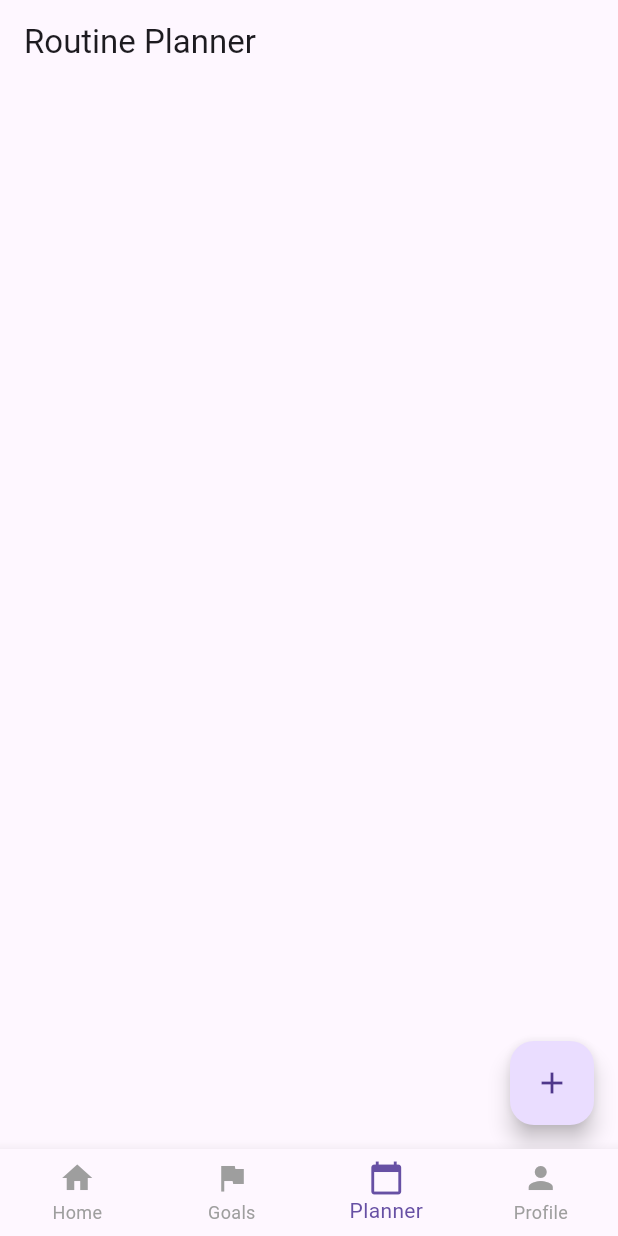
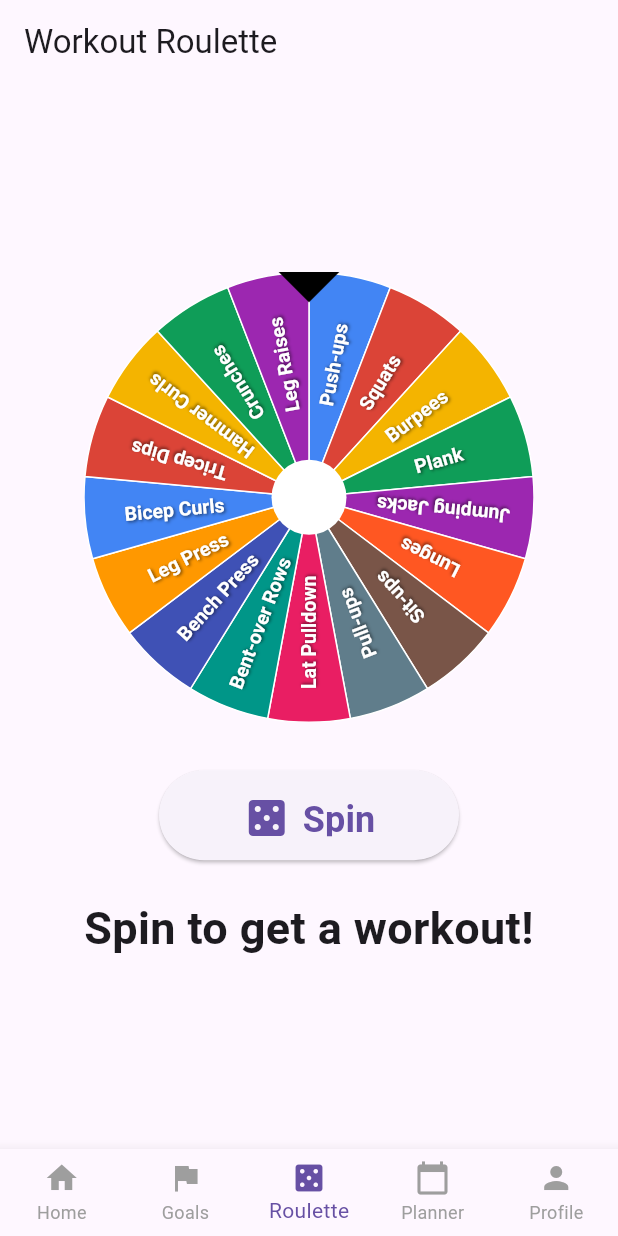
Before and after one commit to Lordbeejay/FitTrackPro_FinalProject, a Flutter app: the DashboardPage screen opened directly with empty values, item 3 of the bottom bar chosen, on a phone screen of 412 x 824 dp. Run offline on Flutter 3.47's test engine with Material 3 defaults, Android fonts, the phone set to English and light mode, and no system bars; our stand-ins replace flutter_local_notifications, image_picker, shared_preferences; accounts and stored records are empty.

Commit message:
[MODIFICATION] Workout Roulette

```diff
--- a/workout_logger/lib/features/dashboard/dashboard_page.dart
+++ b/workout_logger/lib/features/dashboard/dashboard_page.dart
@@ -6,6 +6,7 @@ import 'package:workout_logger/features/profile/profile_page.dart';
 import 'package:workout_logger/features/auth/login/login_page.dart';
 import 'package:workout_logger/core/services/auth_service.dart';
 import 'package:workout_logger/core/services/xp_service.dart';
+import 'package:workout_logger/features/workout/roulette/workout_roulette_page.dart';
 
 class DashboardPage extends StatefulWidget {
   final String username;
@@ -81,8 +82,10 @@ class _DashboardPageState extends State<DashboardPage> {
       case 1:
         return GoalsPage();
       case 2:
+        return WorkoutRoulettePage();
+      case 3:
         return RoutinePlannerPage();
-      case 3:
+      case 4:
         return ProfilePage(
           username: widget.username,
           onLogout: _confirmLogout,
@@ -109,7 +112,9 @@ class _DashboardPageState extends State<DashboardPage> {
         items: const [
           BottomNavigationBarItem(icon: Icon(Icons.home), label: 'Home'),
           BottomNavigationBarItem(icon: Icon(Icons.flag), label: 'Goals'),
-          BottomNavigationBarItem(icon: Icon(Icons.calendar_today), label: 'Planner'),
+          BottomNavigationBarItem(icon: Icon(Icons.casino), label: 'Roulette'),
+          BottomNavigationBarItem(
+              icon: Icon(Icons.calendar_today), label: 'Planner'),
           BottomNavigationBarItem(icon: Icon(Icons.person), label: 'Profile'),
         ],
       ),
--- /dev/null
+++ b/workout_logger/lib/features/workout/roulette/roulette_controller.dart
@@ -0,0 +1,31 @@
+import 'dart:math';
+import 'roulette_model.dart';
+import 'roulette_services.dart';
+
+class RouletteController {
+  final WorkoutService _workoutService = WorkoutService();
+  double angle = 0;
+  String? selectedWorkout;
+  bool spinning = false;
+
+  List<Workout> get workouts => _workoutService.getWorkouts();
+
+  double spin() {
+    final random = Random();
+    final spins = 5 + random.nextInt(5);
+    final targetAngle = spins * 2 * pi + random.nextDouble() * 2 * pi;
+    angle = targetAngle;
+    spinning = true;
+    return angle;
+  }
+
+  void selectWorkout() {
+    final normalizedAngle = angle % (2 * pi);
+    final anglePerItem = 2 * pi / workouts.length;
+    int selectedIndex =
+        ((workouts.length - (normalizedAngle / anglePerItem)) % workouts.length)
+            .floor();
+    selectedWorkout = workouts[selectedIndex].name;
+    spinning = false;
+  }
+}
--- /dev/null
+++ b/workout_logger/lib/features/workout/roulette/roulette_model.dart
@@ -0,0 +1,4 @@
+class Workout {
+  final String name;
+  Workout(this.name);
+}
--- /dev/null
+++ b/workout_logger/lib/features/workout/roulette/roulette_services.dart
@@ -0,0 +1,28 @@
+import 'dart:math';
+import 'roulette_model.dart';
+
+class WorkoutService {
+  final List<Workout> _workouts = [
+    Workout('Push-ups'),
+    Workout('Squats'),
+    Workout('Burpees'),
+    Workout('Plank'),
+    Workout('Jumping Jacks'),
+    Workout('Lunges'),
+    Workout('Sit-ups'),
+    Workout('Pull-ups'),
+    Workout('Lat Pulldown'),
+    Workout('Bent-over Rows'),
+    Workout('Bench Press'),
+    Workout('Leg Press'),
+    Workout('Bicep Curls'),
+    Workout('Tricep Dips'),
+    Workout('Hammer Curls'),
+    Workout('Crunches'),
+    Workout('Leg Raises'),
+  ];
+
+  List<Workout> getWorkouts() => List.unmodifiable(_workouts);
+
+  int getRandomIndex() => Random().nextInt(_workouts.length);
+}
--- /dev/null
+++ b/workout_logger/lib/features/workout/roulette/workout_roulette_page.dart
@@ -0,0 +1,229 @@
+import 'dart:math';
+import 'package:flutter/material.dart';
+import 'roulette_controller.dart';
+
+void _drawSegmentText(Canvas canvas, String text, double startAngle,
+    double sweepAngle, double radius) {
+  canvas.save();
+
+  final textStyle = TextStyle(
+    color: Colors.white,
+    fontSize: 13,
+    fontWeight: FontWeight.bold,
+    shadows: [
+      Shadow(
+        blurRadius: 2,
+        color: Colors.black54,
+        offset: Offset(1, 1),
+      ),
+    ],
+  );
+
+  final textPainter = TextPainter(
+    text: TextSpan(text: text, style: textStyle),
+    textDirection: TextDirection.ltr,
+  );
+  textPainter.layout();
+
+  final textWidth = textPainter.width;
+  final textHeight = textPainter.height;
+  final centerAngle = startAngle + sweepAngle / 2;
+  final textRadius = radius * 0.6;
+  final x = cos(centerAngle) * textRadius;
+  final y = sin(centerAngle) * textRadius;
+
+  canvas.translate(x, y);
+  canvas.rotate(centerAngle);
+
+  if (centerAngle > pi / 2 && centerAngle < 3 * pi / 2) {
+    canvas.rotate(pi);
+  }
+
+  textPainter.paint(canvas, Offset(-textWidth / 2, -textHeight / 2));
+
+  canvas.restore();
+}
+
+class WorkoutRoulettePage extends StatefulWidget {
+  const WorkoutRoulettePage({Key? key}) : super(key: key);
+
+  @override
+  State<WorkoutRoulettePage> createState() => _WorkoutRoulettePageState();
+}
+
+class _WorkoutRoulettePageState extends State<WorkoutRoulettePage> {
+  final RouletteController _controller = RouletteController();
+  double _angle = 0;
+  bool _spinning = false;
+
+  void _spinRoulette() {
+    if (_spinning) return;
+    setState(() {
+      _spinning = true;
+      _angle = _controller.spin();
+    });
+
+    Future.delayed(const Duration(seconds: 2), () {
+      setState(() {
+        _controller.selectWorkout();
+        _spinning = false;
+      });
+    });
+  }
+
+  @override
+  Widget build(BuildContext context) {
+    final size = 300.0;
+    final workouts = _controller.workouts;
+    return Scaffold(
+      appBar: AppBar(
+        title: const Text('Workout Roulette'),
+      ),
+      body: Center(
+        child: Column(
+          mainAxisAlignment: MainAxisAlignment.center,
+          children: [
+            TweenAnimationBuilder<double>(
+              tween: Tween<double>(begin: 0, end: _angle),
+              duration: const Duration(seconds: 2),
+              curve: Curves.easeOutCubic,
+              builder: (context, value, child) {
+                return Stack(
+                  alignment: Alignment.center,
+                  children: [
+                    // wheel
+                    CustomPaint(
+                      size: Size(size, size),
+                      painter: _WheelPainter(
+                        workouts: workouts,
+                        angle: value,
+                      ),
+                    ),
+                    // arrow pointer
+                    Positioned(
+                      top: -55,
+                      left: (size / 2) - 60,
+                      child: Icon(
+                        Icons.arrow_drop_down,
+                        size: 120,
+                        color: Colors.black,
+                      ),
+                    ),
+                  ],
+                );
+              },
+            ),
+            const SizedBox(height: 32),
+            SizedBox(
+              width: 200,
+              height: 60,
+              child: ElevatedButton.icon(
+                onPressed: _spinning ? null : _spinRoulette,
+                icon: Icon(Icons.casino, size: 32),
+                label: const Text(
+                  'Spin',
+                  style: TextStyle(fontSize: 24, fontWeight: FontWeight.bold),
+                ),
+                style: ElevatedButton.styleFrom(
+                  padding: const EdgeInsets.symmetric(vertical: 16),
+                ),
+              ),
+            ),
+            const SizedBox(height: 24),
+            Text(
+              _controller.selectedWorkout != null
+                  ? 'Workout:\n${_controller.selectedWorkout}'
+                  : 'Spin to get a workout!',
+              style: const TextStyle(fontSize: 30, fontWeight: FontWeight.bold),
+              textAlign: TextAlign.center,
+            ),
+          ],
+        ),
+      ),
+    );
+  }
+}
+
+class _WheelPainter extends CustomPainter {
+  final List workouts;
+  final double angle;
+  _WheelPainter({required this.workouts, required this.angle});
+
+  @override
+  void paint(Canvas canvas, Size size) {
+    final center = Offset(size.width / 2, size.height / 2);
+    final radius = size.width / 2;
+    final anglePer = 2 * pi / workouts.length;
+
+    final colors = [
+      Color(0xFF4285F4),
+      Color(0xFFDB4437),
+      Color(0xFFF4B400),
+      Color(0xFF0F9D58),
+      Color(0xFF9C27B0),
+      Color(0xFFFF5722),
+      Color(0xFF795548),
+      Color(0xFF607D8B),
+      Color(0xFFE91E63),
+      Color(0xFF009688),
+      Color(0xFF3F51B5),
+      Color(0xFFFF9800),
+    ];
+
+    canvas.save();
+    canvas.translate(center.dx, center.dy);
+    canvas.rotate(angle - pi / 2);
+
+    // slices
+    for (int i = 0; i < workouts.length; i++) {
+      final segmentColor = colors[i % colors.length];
+      final paint = Paint()
+        ..color = segmentColor
+        ..style = PaintingStyle.fill;
+
+      canvas.drawArc(
+        Rect.fromCircle(center: Offset(0, 0), radius: radius),
+        i * anglePer,
+        anglePer,
+        true,
+        paint,
+      );
+
+      // slices border
+      final borderPaint = Paint()
+        ..color = Colors.white
+        ..style = PaintingStyle.stroke
+        ..strokeWidth = 1;
+
+      canvas.drawArc(
+        Rect.fromCircle(center: Offset(0, 0), radius: radius),
+        i * anglePer,
+        anglePer,
+        true,
+        borderPaint,
+      );
+    }
+
+    // text on each slices
+    for (int i = 0; i < workouts.length; i++) {
+      _drawSegmentText(
+        canvas,
+        workouts[i].name,
+        i * anglePer,
+        anglePer,
+        radius,
+      );
+    }
+
+    // center circle
+    final centerPaint = Paint()
+      ..color = Colors.white
+      ..style = PaintingStyle.fill;
+    canvas.drawCircle(Offset(0, 0), 25, centerPaint);
+
+    canvas.restore();
+  }
+
+  @override
+  bool shouldRepaint(covariant CustomPainter oldDelegate) => true;
+}
```
